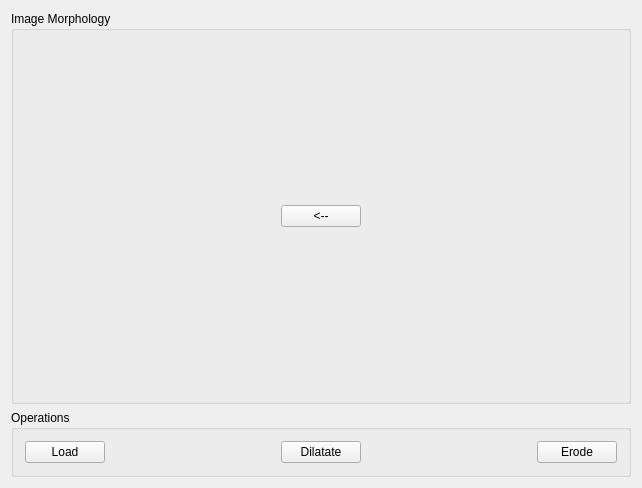
Old version of the form morphology/mainwindow.ui in the repository diegomarcov/pdiProjects.
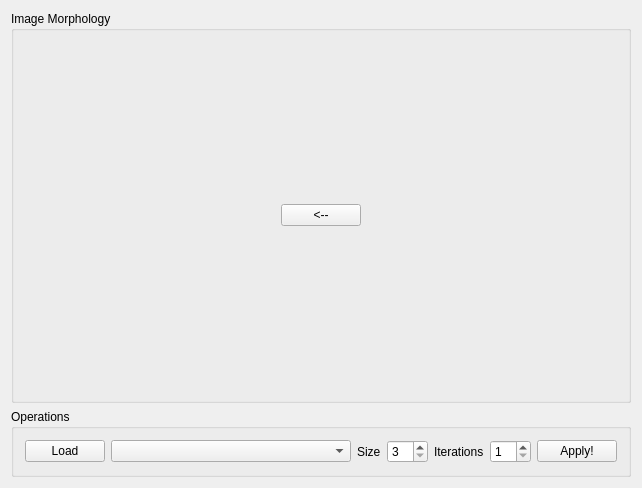
New version of the form.

Diff of the .ui file:
```diff
--- a/morphology/mainwindow.ui
+++ b/morphology/mainwindow.ui
@@ -14,7 +14,7 @@
    <string>MainWindow</string>
   </property>
   <widget class="QWidget" name="centralWidget">
-   <layout class="QGridLayout" name="gridLayout_2">
+   <layout class="QGridLayout" name="gridLayout">
     <item row="0" column="0">
      <widget class="QGroupBox" name="groupBox">
       <property name="title">
@@ -74,53 +74,99 @@
       <property name="title">
        <string>Operations</string>
       </property>
-      <layout class="QGridLayout" name="gridLayout">
-       <item row="0" column="4">
-        <widget class="QPushButton" name="contractButton">
-         <property name="text">
-          <string>Erode</string>
-         </property>
-        </widget>
-       </item>
-       <item row="0" column="2">
-        <widget class="QPushButton" name="dilatateButton">
-         <property name="text">
-          <string>Dilatate</string>
-         </property>
-        </widget>
-       </item>
-       <item row="0" column="0">
+      <layout class="QHBoxLayout" name="horizontalLayout_2">
+       <item>
         <widget class="QPushButton" name="loadButton">
+         <property name="sizePolicy">
+          <sizepolicy hsizetype="Fixed" vsizetype="Fixed">
+           <horstretch>0</horstretch>
+           <verstretch>0</verstretch>
+          </sizepolicy>
+         </property>
          <property name="text">
           <string>Load</string>
          </property>
         </widget>
        </item>
-       <item row="0" column="1">
-        <spacer name="horizontalSpacer">
-         <property name="orientation">
-          <enum>Qt::Horizontal</enum>
+       <item>
+        <widget class="QComboBox" name="morphComboBox"/>
+       </item>
+       <item>
+        <widget class="QLabel" name="label">
+         <property name="sizePolicy">
+          <sizepolicy hsizetype="Fixed" vsizetype="Preferred">
+           <horstretch>0</horstretch>
+           <verstretch>0</verstretch>
+          </sizepolicy>
          </property>
-         <property name="sizeHint" stdset="0">
-          <size>
-           <width>40</width>
-           <height>20</height>
-          </size>
+         <property name="text">
+          <string>Size</string>
          </property>
-        </spacer>
+        </widget>
        </item>
-       <item row="0" column="3">
-        <spacer name="horizontalSpacer_2">
-         <property name="orientation">
-          <enum>Qt::Horizontal</enum>
+       <item>
+        <widget class="QSpinBox" name="sizeSpinBox">
+         <property name="sizePolicy">
+          <sizepolicy hsizetype="Fixed" vsizetype="Fixed">
+           <horstretch>0</horstretch>
+           <verstretch>0</verstretch>
+          </sizepolicy>
          </property>
-         <property name="sizeHint" stdset="0">
-          <size>
-           <width>40</width>
-           <height>20</height>
-          </size>
+         <property name="minimum">
+          <number>3</number>
          </property>
-        </spacer>
+         <property name="singleStep">
+          <number>2</number>
+         </property>
+         <property name="value">
+          <number>3</number>
+         </property>
+        </widget>
+       </item>
+       <item>
+        <widget class="QLabel" name="label_2">
+         <property name="sizePolicy">
+          <sizepolicy hsizetype="Fixed" vsizetype="Preferred">
+           <horstretch>0</horstretch>
+           <verstretch>0</verstretch>
+          </sizepolicy>
+         </property>
+         <property name="text">
+          <string>Iterations</string>
+         </property>
+        </widget>
+       </item>
+       <item>
+        <widget class="QSpinBox" name="iterSpinBox">
+         <property name="sizePolicy">
+          <sizepolicy hsizetype="Fixed" vsizetype="Fixed">
+           <horstretch>0</horstretch>
+           <verstretch>0</verstretch>
+          </sizepolicy>
+         </property>
+         <property name="minimum">
+          <number>1</number>
+         </property>
+         <property name="maximum">
+          <number>99</number>
+         </property>
+         <property name="value">
+          <number>1</number>
+         </property>
+        </widget>
+       </item>
+       <item>
+        <widget class="QPushButton" name="applyButton">
+         <property name="sizePolicy">
+          <sizepolicy hsizetype="Fixed" vsizetype="Fixed">
+           <horstretch>0</horstretch>
+           <verstretch>0</verstretch>
+          </sizepolicy>
+         </property>
+         <property name="text">
+          <string>Apply!</string>
+         </property>
+        </widget>
        </item>
       </layout>
      </widget>
```
